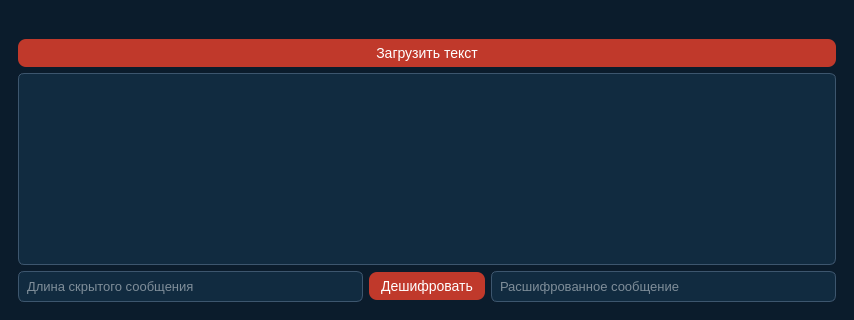
Before: the Qt Designer form src/view/MainWindow.ui in bybish/Steganography, drawn with Qt 5; both pictures show x 0 to 854 and y 160 to 480 of the 854 by 480 pixel window.
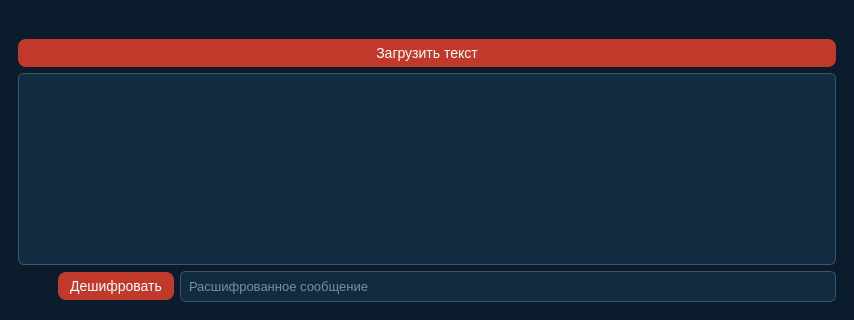
After: the same form once the commit is applied. The open tabs and pages were chosen to show the change.

Commit message: Обновлена связь UI с SteganographyLogic.cpp

The edit to the form file:
```diff
--- a/src/view/MainWindow.ui
+++ b/src/view/MainWindow.ui
@@ -255,11 +255,14 @@
         <item>
          <layout class="QHBoxLayout" name="decryptBottomLayout">
           <item>
-           <widget class="QLineEdit" name="lineEditMsgLength">
-            <property name="placeholderText">
-             <string>Длина скрытого сообщения</string>
+        <spacer name="horizontalSpacer">
+            <property name="sizeHint" stdset="0">
+            <size>
+                <width>40</width>
+                <height>20</height>
+            </size>
             </property>
-           </widget>
+        </spacer>
           </item>
           <item>
            <widget class="QPushButton" name="btnDecrypt">
```
Lines whose indentation alone changed are shown as unchanged. The commit also changes 4 other files.
